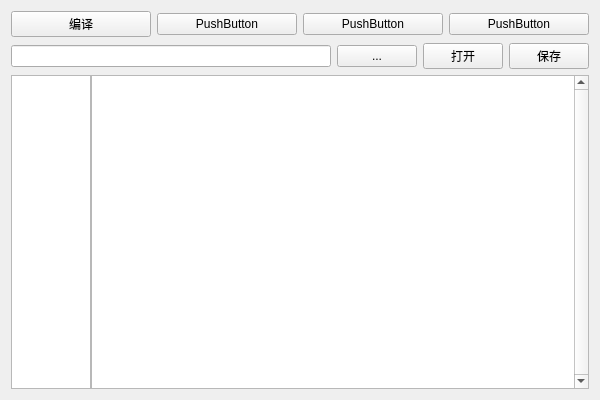
This is la1/ui/mainwidget.ui in supine0703/AVS8086 as Qt 5 draws it before an edit. The edited form follows.
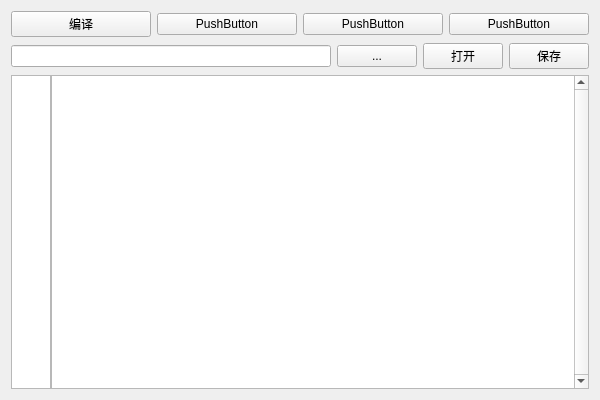
This is the edited form.

Diff of the .ui file:
```diff
--- a/la1/ui/mainwidget.ui
+++ b/la1/ui/mainwidget.ui
@@ -108,22 +108,10 @@
       <number>0</number>
      </property>
      <item>
-      <widget class="QTextBrowser" name="codeLine">
-       <property name="sizePolicy">
-        <sizepolicy hsizetype="Expanding" vsizetype="Expanding">
-         <horstretch>0</horstretch>
-         <verstretch>0</verstretch>
-        </sizepolicy>
-       </property>
-       <property name="minimumSize">
-        <size>
-         <width>0</width>
-         <height>0</height>
-        </size>
-       </property>
+      <widget class="QPlainTextEdit" name="codeLine">
        <property name="maximumSize">
         <size>
-         <width>80</width>
+         <width>40</width>
          <height>16777215</height>
         </size>
        </property>
@@ -133,6 +121,15 @@
        <property name="horizontalScrollBarPolicy">
         <enum>Qt::ScrollBarAlwaysOff</enum>
        </property>
+       <property name="undoRedoEnabled">
+        <bool>false</bool>
+       </property>
+       <property name="readOnly">
+        <bool>true</bool>
+       </property>
+       <property name="textInteractionFlags">
+        <set>Qt::NoTextInteraction</set>
+       </property>
       </widget>
      </item>
      <item>
```
